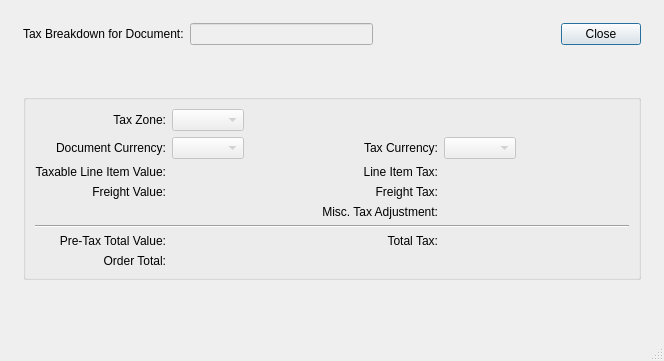
The window that guiclient/taxBreakdown.ui (discountscott/qt-client) describes before a commit, drawn with Qt 5.
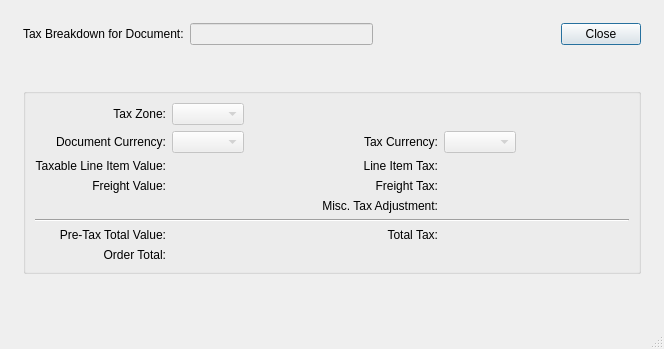
The same window after the commit. Custom widgets are drawn as their Qt base class.

Patch:
```diff
--- a/guiclient/taxBreakdown.ui
+++ b/guiclient/taxBreakdown.ui
@@ -14,7 +14,7 @@
     <x>0</x>
     <y>0</y>
     <width>664</width>
-    <height>361</height>
+    <height>349</height>
    </rect>
   </property>
   <property name="windowTitle">
```
Left out of the diff: 3 changed lines with no effect on the pictures.
